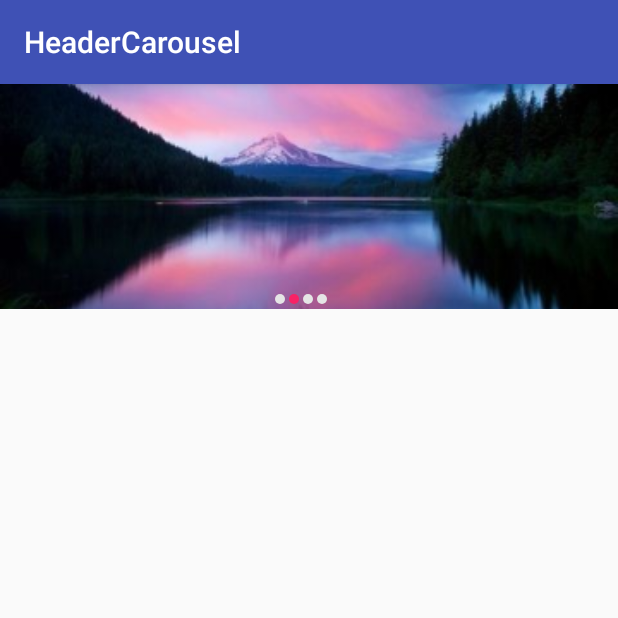
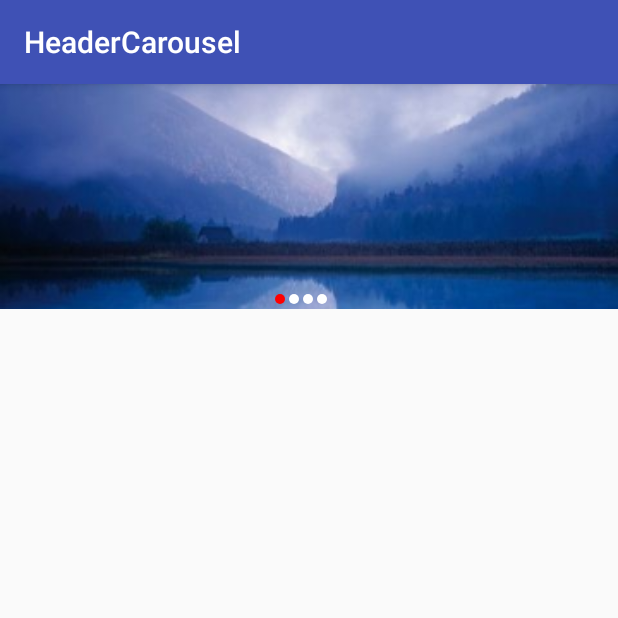
Before and after one commit to BeijingSnail/ImageBanner, an Android app: the screen it shows after launch (MainActivity), on a phone screen of 412 x 824 dp, the top half of it. Run offline under Robolectric (Android 15) with nearby library versions, the phone set to English and light mode, and no system bars.

Commit message:
add IndicatorLayout

```diff
--- a/HeaderCarousel/ImageCarousel/src/main/java/com/example/headercarousellibrary/CircleView.java
+++ b/HeaderCarousel/ImageCarousel/src/main/java/com/example/headercarousellibrary/CircleView.java
@@ -7,11 +7,12 @@ import android.util.AttributeSet;
 import android.view.View;
 
 /**
- * 自定义圆形view
+ * 自定义圆形view（小圆点）
  * Created by zhangzhiqiang on 2017/4/28.
  */
 
 public class CircleView extends View {
+
     private Paint circlePaint;
 
     public CircleView(Context context) {
@@ -29,26 +30,19 @@ public class CircleView extends View {
         this.circlePaint.setStyle(Paint.Style.FILL);
     }
 
-
     public void setCircleColor(int resource) {
-        circlePaint.setColor(getResources().getColor(resource));
-        //设置默认颜色
-//        circlePaint.setARGB(255, 229, 229, 229);
+        //设置圆点颜色
+        circlePaint.setColor(resource);
+        //刷新onDraw
         invalidate();
-    }
-
-    @Override
-    protected void onLayout(boolean changed, int left, int top, int right, int bottom) {
-        super.onLayout(changed, left, top, right, bottom);
-
     }
 
     @Override
     protected void onDraw(Canvas canvas) {
         super.onDraw(canvas);
         int center = getWidth() / 2;
+        //以view的1/2作为圆心画圆
         canvas.drawCircle(center, center, center, circlePaint);
-
     }
 
 }
--- a/HeaderCarousel/ImageCarousel/src/main/java/com/example/headercarousellibrary/ImageBanner.java
+++ b/HeaderCarousel/ImageCarousel/src/main/java/com/example/headercarousellibrary/ImageBanner.java
@@ -6,11 +6,9 @@ import android.os.Parcelable;
 import android.support.v4.view.PagerAdapter;
 import android.support.v4.view.ViewPager;
 import android.util.AttributeSet;
-import android.view.LayoutInflater;
 import android.view.MotionEvent;
 import android.view.View;
 import android.view.ViewGroup;
-import android.widget.LinearLayout;
 
 import java.util.List;
 import java.util.Timer;
@@ -38,9 +36,7 @@ public class ImageBanner extends ViewPager {
     private int oldIndex = 0;
     private int curIndex = 0;
 
-    private LinearLayout ovalLayout;
-
-    private int ovalLayoutId, ovalLayoutItemId, focusedId, normalId;
+    private IndicatorLayout mIndicatorLayout;
 
     /**
      * @param scrollTime 滑动间隔时间，单位毫秒
@@ -49,17 +45,11 @@ public class ImageBanner extends ViewPager {
         this.scrollTime = scrollTime;
     }
 
-
     /**
-     * @param dotLinearlayout 设置指示器的父布局
+     * @param indicatorLayout 设置指示器布局
      */
-    public void setDotLinearlayout(LinearLayout dotLinearlayout, int ovalLayoutId,
-                                   int ovalLayoutItemId, int focusedId, int normalId) {
-        this.ovalLayout = dotLinearlayout;
-        this.ovalLayoutId = ovalLayoutId;
-        this.ovalLayoutItemId = ovalLayoutItemId;
-        this.focusedId = focusedId;
-        this.normalId = normalId;
+    public void setDotLinearlayout(IndicatorLayout indicatorLayout) {
+        this.mIndicatorLayout = indicatorLayout;
     }
 
     public ImageBanner(Context context, AttributeSet attrs) {
@@ -71,8 +61,8 @@ public class ImageBanner extends ViewPager {
 
         this.viewList = imgList;
 
-        if (ovalLayout != null) {
-            setOvalLayout(ovalLayout, ovalLayoutId, ovalLayoutItemId, focusedId, normalId);
+        if (mIndicatorLayout != null) {
+            setOvalLayout(mIndicatorLayout);
         }
         this.setAdapter(new MyPagerAdapter());
 
@@ -100,67 +90,15 @@ public class ImageBanner extends ViewPager {
         }
     }
 
-    private void setOvalLayout(final LinearLayout ovalLayout, int ovalLayoutId,
-                               final int ovalLayoutItemId, final int focusedId, final int normalId) {
-        if (ovalLayout != null) {
-            LayoutInflater inflater = LayoutInflater.from(mActivity);
+    private void setOvalLayout(final IndicatorLayout mIndicatorLayout) {
+        if (mIndicatorLayout != null) {
             //移除所有子view不然小圆点会累加
-            ovalLayout.removeAllViews();
-
-            for (int i = 0; i < viewList.size(); i++) {
-
-                CircleView view = new CircleView(mActivity);
-                //设置宽高
-                LinearLayout.LayoutParams params = new LinearLayout.LayoutParams(10, 10);
-                //设置margin
-                params.setMargins(2, 0, 2, 0);
-                view.setLayoutParams(params);
-                //先全部设置默认颜色
-                view.setCircleColor(normalId);
-//                view.setBackgroundResource(normalId);
-                ovalLayout.addView(view);
-//                ovalLayout.addView(inflater.inflate(ovalLayoutId, null));
-            }
-
-            //将第一个设置指示颜色
-            CircleView circleView = (CircleView) ovalLayout.getChildAt(0);
-            circleView.setCircleColor(focusedId);
-//            circleView.setBackgroundColor(focusedId);
-//            ovalLayout.getChildAt(0).setBackgroundColor(focusedId);
-//            ovalLayout.getChildAt(0).findViewById(ovalLayoutItemId)
-//                    .setBackgroundResource(focusedId);
-
-            this.setOnPageChangeListener(new OnPageChangeListener() {
-                public void onPageSelected(int i) {
-                    curIndex = i % viewList.size();
-                    if (ovalLayoutItemId == 0 || ovalLayout.getChildAt(oldIndex) == null || ovalLayout.getChildAt(curIndex) == null) {
-                        return;
-                    }
-                    CircleView oldView = (CircleView) ovalLayout.getChildAt(oldIndex);
-                    oldView.setCircleColor(normalId);
-                    CircleView newView = (CircleView) ovalLayout.getChildAt(curIndex);
-                    newView.setCircleColor(focusedId);
-//                    ovalLayout.getChildAt(oldIndex).setBackgroundResource(normalId);
-//                    ovalLayout.getChildAt(curIndex).setBackgroundResource(focusedId);
-//                    ovalLayout.getChildAt(oldIndex).findViewById(ovalLayoutItemId)
-//                            .setBackgroundResource(normalId);
-//                    ovalLayout.getChildAt(curIndex).findViewById(ovalLayoutItemId)
-//                            .setBackgroundResource(focusedId);
-                    oldIndex = curIndex;
-                }
-
-                public void onPageScrolled(int arg0, float arg1, int arg2) {
-                }
-
-                public void onPageScrollStateChanged(int arg0) {
-                }
-            });
+            mIndicatorLayout.removeAllViews();
+            //传入viewoPager设置指示器小圆点数量
+            mIndicatorLayout.setNumber(this, viewList.size());
         }
     }
 
-    public int getCurIndex() {
-        return curIndex;
-    }
 
     public void stopTimer() {
         if (timer != null) {
--- /dev/null
+++ b/HeaderCarousel/ImageCarousel/src/main/java/com/example/headercarousellibrary/IndicatorLayout.java
@@ -0,0 +1,72 @@
+package com.example.headercarousellibrary;
+
+import android.content.Context;
+import android.content.res.TypedArray;
+import android.graphics.Color;
+import android.support.v4.view.ViewPager;
+import android.util.AttributeSet;
+import android.widget.LinearLayout;
+
+/**
+ * Created by zhangzhiqiang on 2017/5/2.
+ */
+
+public class IndicatorLayout extends LinearLayout implements ViewPager.OnPageChangeListener {
+
+    private int viewNumber;
+    private Context mContext;
+    private int defaultColor;
+    private int currentColor;
+    private int oldIndex;
+
+    public IndicatorLayout(Context context, AttributeSet attrs) {
+        super(context, attrs);
+        this.mContext = context;
+        TypedArray arrray = context.obtainStyledAttributes(attrs, R.styleable.IndicatorLayout);
+        defaultColor = arrray.getColor(R.styleable.IndicatorLayout_defaultColor, Color.WHITE);
+        currentColor = arrray.getColor(R.styleable.IndicatorLayout_currentColor, Color.RED);
+    }
+
+    public void setNumber(ViewPager viewPager, int number) {
+        this.viewNumber = number;
+        viewPager.setOnPageChangeListener(this);
+        init();
+    }
+
+    private void init() {
+        for (int i = 0; i < viewNumber; i++) {
+            CircleView view = new CircleView(mContext);
+            //设置宽高
+            LinearLayout.LayoutParams params = new LinearLayout.LayoutParams(10, 10);
+            //设置margin
+            params.setMargins(2, 0, 2, 0);
+            view.setLayoutParams(params);
+            //先全部设置默认颜色
+            view.setCircleColor(defaultColor);
+            this.addView(view);
+        }
+        //将第一个设置指示颜色
+        CircleView firstView = (CircleView) getChildAt(0);
+        firstView.setCircleColor(currentColor);
+    }
+
+    @Override
+    public void onPageScrolled(int position, float positionOffset, int positionOffsetPixels) {
+
+    }
+
+    @Override
+    public void onPageSelected(int position) {
+        int curIndex = position % viewNumber;
+        CircleView oldView = (CircleView) getChildAt(oldIndex);
+        oldView.setCircleColor(defaultColor);
+        CircleView newView = (CircleView) getChildAt(curIndex);
+        newView.setCircleColor(currentColor);
+        oldIndex = curIndex;
+    }
+
+    @Override
+    public void onPageScrollStateChanged(int state) {
+
+    }
+}
--- /dev/null
+++ b/HeaderCarousel/ImageCarousel/src/main/res/values/attrs.xml
@@ -0,0 +1,9 @@
+<?xml version="1.0" encoding="utf-8"?>
+<resources>
+    <declare-styleable name="IndicatorLayout">
+        <attr name="defaultColor" format="color"></attr>
+        <attr name="currentColor" format="color"></attr>
+
+    </declare-styleable>
+
+</resources>
--- a/HeaderCarousel/app/src/main/java/com/example/admin/headercarousel/MainActivity.java
+++ b/HeaderCarousel/app/src/main/java/com/example/admin/headercarousel/MainActivity.java
@@ -4,9 +4,9 @@ import android.os.Bundle;
 import android.support.v7.app.AppCompatActivity;
 import android.view.View;
 import android.widget.ImageView;
-import android.widget.LinearLayout;
 
 import com.example.headercarousellibrary.ImageBanner;
+import com.example.headercarousellibrary.IndicatorLayout;
 
 import java.util.ArrayList;
 import java.util.List;
@@ -19,19 +19,21 @@ public class MainActivity extends AppCompatActivity {
 
     private ImageBanner imageBanner;
 
-    private LinearLayout dotLinearlayout;
+    private IndicatorLayout indicatorLayout;
 
     @Override
     protected void onCreate(Bundle savedInstanceState) {
         super.onCreate(savedInstanceState);
         setContentView(R.layout.activity_main);
         imageBanner = (ImageBanner) findViewById(R.id.iamge_banner);
-        dotLinearlayout = (LinearLayout) findViewById(R.id.dot_ll);
+        indicatorLayout = (IndicatorLayout) findViewById(R.id.indicator_layout);
         initData();
-        imageBanner.setDotLinearlayout(dotLinearlayout, R.layout.ad_bottom_item, R.id.ad_item_v,
-                R.color.currentcolor, R.color.defaultcolor);
+        //设置滑动时间间隔，不设置时默认2秒
+        imageBanner.setScrollTime(3000);
+        //为ImageBanner设置指示器
+        imageBanner.setDotLinearlayout(indicatorLayout);
+        //开始轮播
         imageBanner.start(this, imageList);
-
     }
 
 
@@ -43,7 +45,6 @@ public class MainActivity extends AppCompatActivity {
         for (int i = 0; i < images.length; i++) {
             ImageView imageView = new ImageView(this);
             imageView.setImageResource(images[i]);
-            //设置图片显示模式
             imageView.setScaleType(ImageView.ScaleType.CENTER_CROP);
             imageList.add(imageView);
         }
--- a/HeaderCarousel/app/src/main/res/drawable/dot_focused.xml
+++ /dev/null
@@ -1,5 +0,0 @@
-<?xml version="1.0" encoding="utf-8"?><!-- 广告圆点选中 -->
-<shape xmlns:android="http://schemas.android.com/apk/res/android"
-    android:shape="oval">
-    <solid android:color="#f82265" />
-</shape>
--- a/HeaderCarousel/app/src/main/res/drawable/dot_normal.xml
+++ /dev/null
@@ -1,8 +0,0 @@
-<?xml version="1.0" encoding="utf-8"?>
-<!-- 广告圆点未选中 -->
-<shape xmlns:android="http://schemas.android.com/apk/res/android"
-    android:shape="oval" >
-    <solid android:color="#e5e5e5" />
-    <corners android:radius="5dip" />
-
-</shape>
--- a/HeaderCarousel/app/src/main/res/layout/activity_main.xml
+++ b/HeaderCarousel/app/src/main/res/layout/activity_main.xml
@@ -1,6 +1,7 @@
 <?xml version="1.0" encoding="utf-8"?>
 <LinearLayout xmlns:android="http://schemas.android.com/apk/res/android"
     xmlns:tools="http://schemas.android.com/tools"
+    xmlns:app="http://schemas.android.com/apk/res-auto"
     android:id="@+id/activity_main"
     android:layout_width="match_parent"
     android:layout_height="match_parent"
@@ -16,14 +17,16 @@
             android:layout_width="match_parent"
             android:layout_height="match_parent" />
 
-        <LinearLayout
-            android:id="@+id/dot_ll"
+        <com.example.headercarousellibrary.IndicatorLayout
+            android:id="@+id/indicator_layout"
             android:layout_width="match_parent"
             android:layout_height="10dp"
             android:layout_gravity="bottom"
             android:layout_marginRight="10dp"
             android:gravity="center_horizontal"
-            android:orientation="horizontal"></LinearLayout>
+            android:orientation="horizontal">
+
+        </com.example.headercarousellibrary.IndicatorLayout>
     </FrameLayout>
 
 </LinearLayout>
--- a/HeaderCarousel/app/src/main/res/layout/ad_bottom_item.xml
+++ /dev/null
@@ -1,13 +0,0 @@
-<LinearLayout xmlns:android="http://schemas.android.com/apk/res/android"
-    android:layout_width="wrap_content"
-    android:layout_height="wrap_content">
-    <!-- 广告滚动圆点View -->
-    <View
-        android:id="@+id/ad_item_v"
-        android:layout_width="5dip"
-        android:layout_height="5dip"
-        android:layout_marginLeft="1.5dip"
-        android:layout_marginRight="1.5dip"
-        android:background="@drawable/dot_normal" />
-
-</LinearLayout>
```
